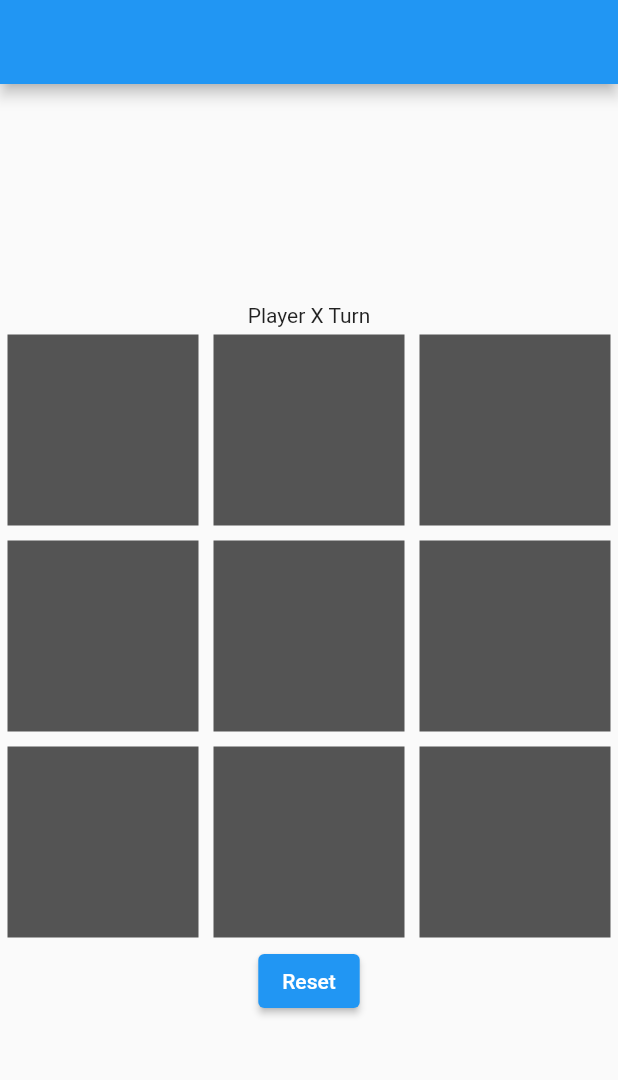
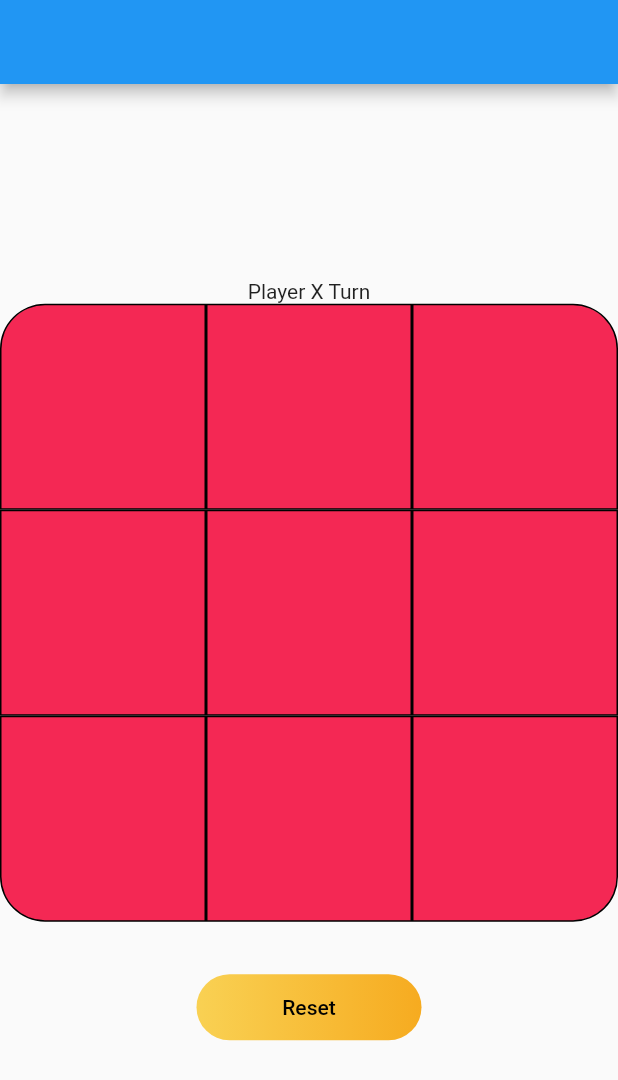
Before and after one commit to RamyBouchareb25/mini-games, a Flutter app: the screen it shows after launch, on a phone screen of 412 x 824 dp. Shown: the top 1080 px of the screen. Run offline on Flutter 3.47's test engine with Material 2 defaults, Android fonts, the phone set to English and light mode, and no system bars.

Commit message:
little style

```diff
--- a/lib/main.dart
+++ b/lib/main.dart
@@ -1,3 +1,5 @@
+import 'dart:ui';
+
 import 'package:flutter/material.dart';
 
 enum PlayerState {
@@ -62,9 +64,9 @@ class _GameBoardState extends State<GameBoard> {
 
   Widget _headerText() {
     if (!gameEnded) {
-      return Text('Player ${player == PlayerState.playerX ? "X" : "Y"} Turn');
+      return Text('Player ${player == PlayerState.playerX ? "X" : "O"} Turn');
     } else if (!draw) {
-      return Text('Player ${player == PlayerState.playerX ? "X" : "Y"} Won !');
+      return Text('Player ${player == PlayerState.playerX ? "X" : "O"} Won !');
     } else {
       return const Text("Draw !!");
     }
@@ -88,11 +90,34 @@ class _GameBoardState extends State<GameBoard> {
   }
 
   Widget _box(int index) {
+    double sizeBottomLeft = 0,
+        sizeBottomRight = 0,
+        sizeTopLeft = 0,
+        sizeTopRight = 0;
+    switch (index) {
+      case 0:
+        sizeTopLeft = 30;
+        break;
+      case 2:
+        sizeTopRight = 30;
+        break;
+      case 6:
+        sizeBottomLeft = 30;
+        break;
+      case 8:
+        sizeBottomRight = 30;
+        break;
+      default:
+        sizeBottomLeft = 0;
+        sizeBottomRight = 0;
+        sizeTopLeft = 0;
+        sizeTopRight = 0;
+    }
     return InkWell(
       onTap: () {
         setState(() {
           if (boardState[index] == "" && !gameEnded) {
-            boardState[index] = player == PlayerState.playerX ? "X" : "Y";
+            boardState[index] = player == PlayerState.playerX ? "X" : "O";
             hasWon();
             if (!gameEnded) {
               player = player == PlayerState.playerX
@@ -103,8 +128,16 @@ class _GameBoardState extends State<GameBoard> {
         });
       },
       child: Container(
-        color: const Color.fromARGB(255, 84, 84, 84),
-        margin: const EdgeInsets.all(5),
+        decoration: BoxDecoration(
+          border: Border.all(color: Colors.black),
+          borderRadius: BorderRadius.only(
+            bottomLeft: Radius.circular(sizeBottomLeft),
+            bottomRight: Radius.circular(sizeBottomRight),
+            topLeft: Radius.circular(sizeTopLeft),
+            topRight: Radius.circular(sizeTopRight),
+          ),
+          color: const Color.fromARGB(255, 244, 40, 84),
+        ),
         child: Center(
           child: Text(
             boardState[index],
@@ -119,8 +152,17 @@ class _GameBoardState extends State<GameBoard> {
   }
 
   Widget _resetbutton() {
-    return ElevatedButton(
-      child: const Text("Reset"),
+    return Container(
+      height: 44.0,
+      width: 150,
+      margin: const EdgeInsets.only(top: 35),
+      decoration: const BoxDecoration(
+          borderRadius: BorderRadius.all(Radius.circular(25)),
+          gradient: LinearGradient(colors: [
+            Color.fromARGB(255, 249, 209, 83),
+            Color.fromARGB(255, 246, 171, 32)
+          ])),
+      child: ElevatedButton(
         onPressed: () {
           setState(() {
             boardState = ["", "", "", "", "", "", "", "", "", ""];
@@ -129,13 +171,19 @@ class _GameBoardState extends State<GameBoard> {
             player = PlayerState.playerX;
           });
         },
+        style: ElevatedButton.styleFrom(
+            backgroundColor: Colors.transparent,
+            shadowColor: Colors.transparent),
+        child: const Text(
+          "Reset",
+          style: TextStyle(color: Colors.black),
+        ),
+      ),
     );
   }
 
   void hasWon() {
     bool test = boardState.every((e) => e != "");
-    print('test = $test');
-    print(boardState);
     if (test) {
       gameEnded = true;
       draw = true;
```
Lines whose indentation alone changed are shown as unchanged.
